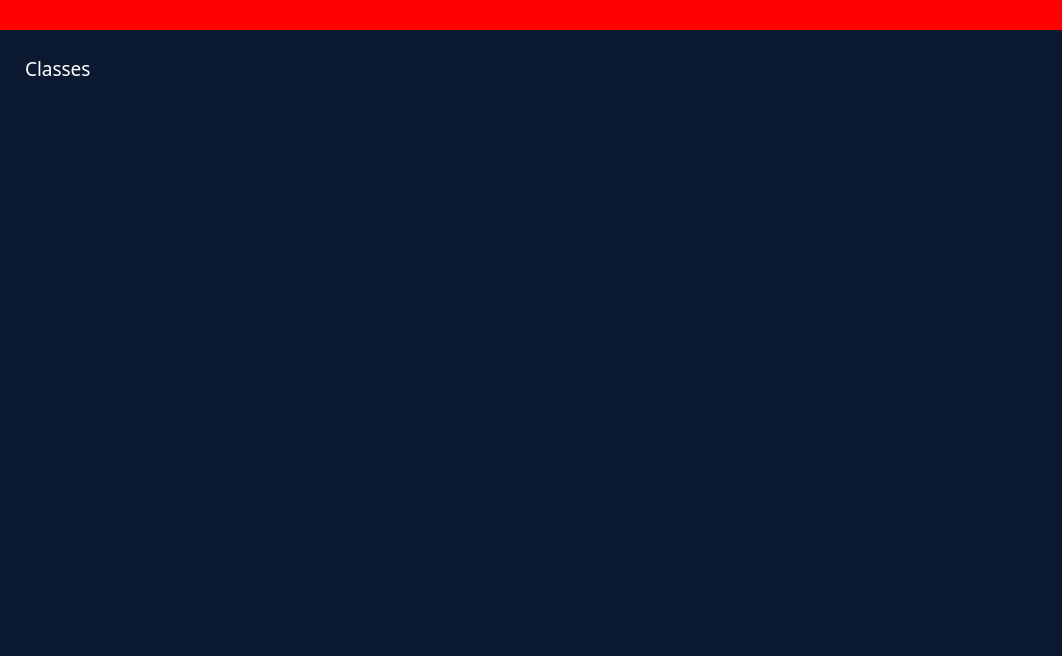
First picture: the form in Students/Misc/Templates/lobby.ui, repository ZVDCM/Horace, before the edit.
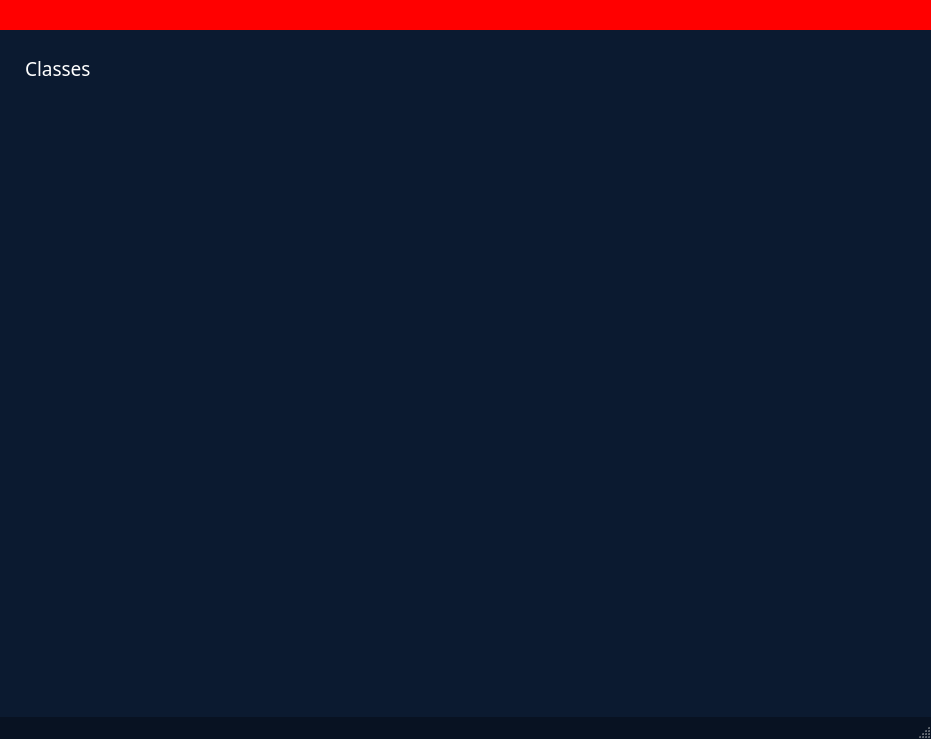
Second picture: the form after the edit. Icons and pictures are not drawn.

Commit message: Student Lobby

What changed in the file:
```diff
--- a/Students/Misc/Templates/lobby.ui
+++ b/Students/Misc/Templates/lobby.ui
@@ -1,83 +1,23 @@
 <?xml version="1.0" encoding="UTF-8"?>
 <ui version="4.0">
- <class>Form</class>
- <widget class="QWidget" name="Form">
+ <class>MainWindow</class>
+ <widget class="QMainWindow" name="MainWindow">
   <property name="geometry">
    <rect>
     <x>0</x>
     <y>0</y>
-    <width>1062</width>
-    <height>656</height>
+    <width>931</width>
+    <height>739</height>
    </rect>
   </property>
+  <property name="windowTitle">
+   <string>MainWindow</string>
+  </property>
+  <widget class="QWidget" name="centralwidget">
   <property name="styleSheet">
-   <string notr="true">QWidget{
-	background: #0B1A30;
-	color: white; 
-	font-family: Barlow
-}
-
-QLineEdit {
-  	padding: 1px 5px;
-  	border: 1px solid #0e4884;
-  	border-radius: 5px;
-}
-
-QPushButton {
-  padding: 5px;
-  border: 1px solid #0e4884;
-  background-color: #0e4884;
-}
-
-QLineEdit:focus,
-QLineEdit:hover,
-QPushButton:focus,
-QPushButton:hover {
-  border: 1px solid #256eff;
-  outline: none;
-}
-
-QPushButton:pressed {
-  background-color: #072f49;
-}
-
-QScrollBar:vertical{
-    width: 18px;
-    margin: 0px 3px 0px 7px;
-    border-radius: 5px;
-}
-
-QScrollBar::handle:vertical{
-    background-color: #97b9f4;    
-    min-height: 5px;
- 	border-radius: 4px;
-}
-
-QScrollBar::sub-line:vertical{
-     height: 0;
-     width: 0;
-}
-
-QScrollBar::add-line:vertical{
-   	 height: 0;
-     width: 0;
-}
-
-QScrollBar::add-page:vertical{
-    background: #0b1a30;
-	border-bottom-left-radius: 4px;
-    border-bottom-right-radius: 4px;
-    margin-top: -3px;
- }
-
-QScrollBar::sub-page:vertical{
-  	background: #0b1a30;
-	border-top-left-radius: 4px;
-	border-top-right-radius: 4px;
-	margin-bottom: -3px;
-}</string>
-  </property>
-  <layout class="QVBoxLayout" name="verticalLayout_2">
+    <string notr="true">background: #0B1A30;</string>
+   </property>
+   <layout class="QVBoxLayout" name="verticalLayout_2" stretch="0,0">
    <property name="spacing">
     <number>0</number>
    </property>
@@ -130,6 +70,13 @@
     </widget>
    </item>
    <item>
+     <widget class="QWidget" name="widget" native="true">
+      <property name="styleSheet">
+       <string notr="true">QWidget{
+	color: white; 
+	font-family: Barlow
+}</string>
+      </property>
     <layout class="QVBoxLayout" name="verticalLayout">
      <property name="spacing">
       <number>25</number>
@@ -214,19 +161,31 @@
          <rect>
           <x>0</x>
           <y>0</y>
-          <width>1012</width>
-          <height>523</height>
+            <width>881</width>
+            <height>586</height>
          </rect>
         </property>
        </widget>
       </widget>
      </item>
     </layout>
+     </widget>
    </item>
   </layout>
  </widget>
- <resources>
-  <include location="C:/Users/moral/Desktop/Resources/Resources.qrc"/>
- </resources>
+  <widget class="QStatusBar" name="statusbar">
+   <property name="styleSheet">
+    <string notr="true">QStatusBar {
+	background: #081222;
+}
+
+QStatusBar QLabel {
+	color: white;
+    padding-left: 3px;
+}</string>
+   </property>
+  </widget>
+ </widget>
+ <resources/>
  <connections/>
 </ui>
```
Lines whose indentation alone changed are shown as unchanged. The commit also changes 36 other files.
